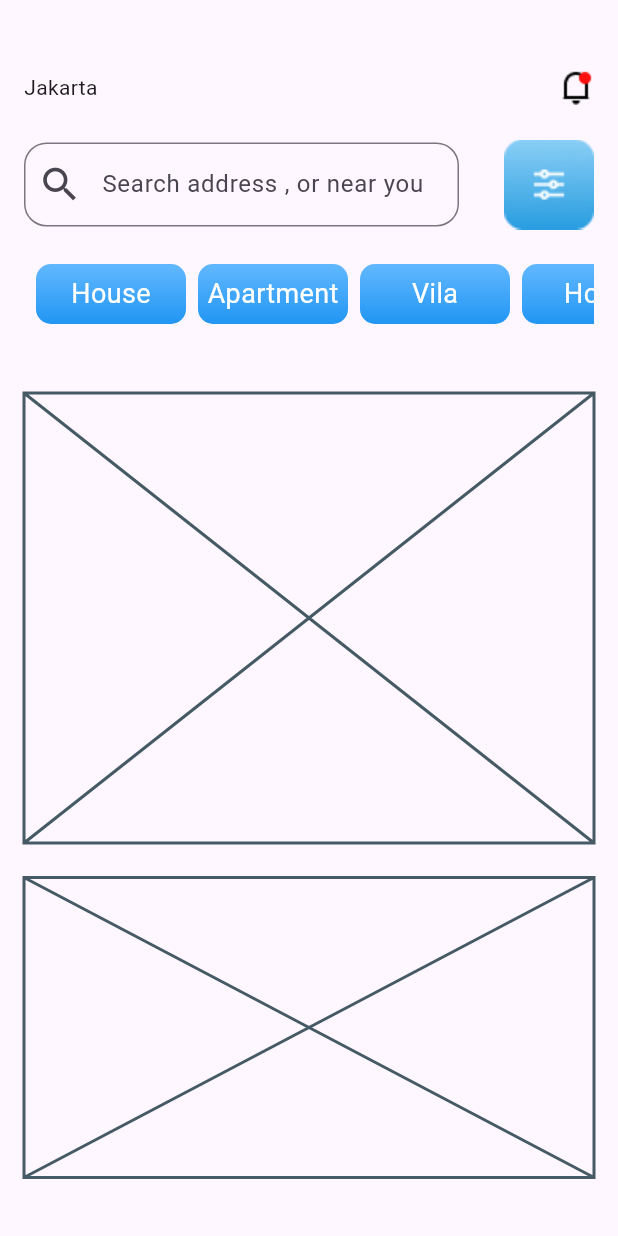
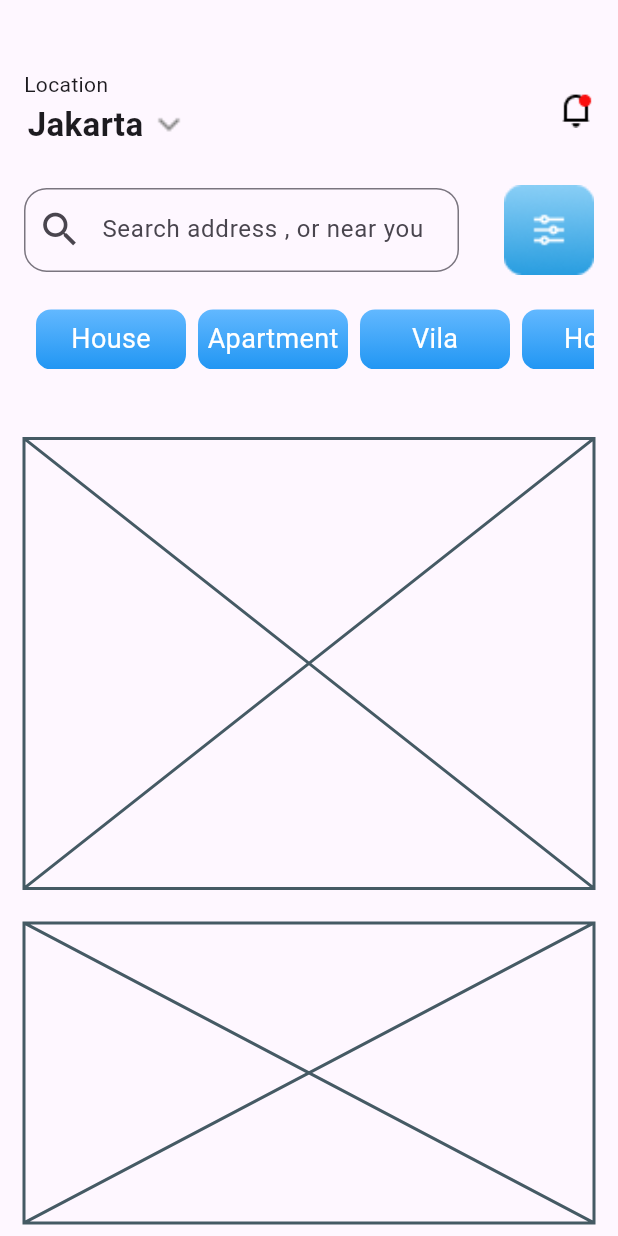
Before and after one commit to mohidhafeez/real_estate_app, a Flutter app: the screen it shows after launch, on a phone screen of 412 x 824 dp. Run offline on Flutter 3.47's test engine with Material 2 defaults, Android fonts, the phone set to English and light mode, and no system bars.

Commit message:
after location

```diff
--- a/lib/homepage.dart
+++ b/lib/homepage.dart
@@ -19,7 +19,29 @@ class HomePageView extends StatelessWidget {
               Row(
                 mainAxisAlignment: MainAxisAlignment.spaceBetween,
                 children: [
-                  Text("Jakarta"),
+                  Column(
+                    children: [
+                      Padding(
+                        padding: const EdgeInsets.only(right: 60),
+                        child: Text(
+                          "Location",
+                        ),
+                      ),
+                      Row(
+                        children: [
+                          Text(
+                            "Jakarta",
+                            style: TextStyle(
+                                fontSize: 22, fontWeight: FontWeight.bold),
+                          ),
+                          Image.asset(
+                            'assets/IC_Arrow down.png',
+                            scale: 0.7,
+                          ),
+                        ],
+                      ),
+                    ],
+                  ),
                   Image.asset('assets/IC_Notification.png')
                 ],
               ),
```
